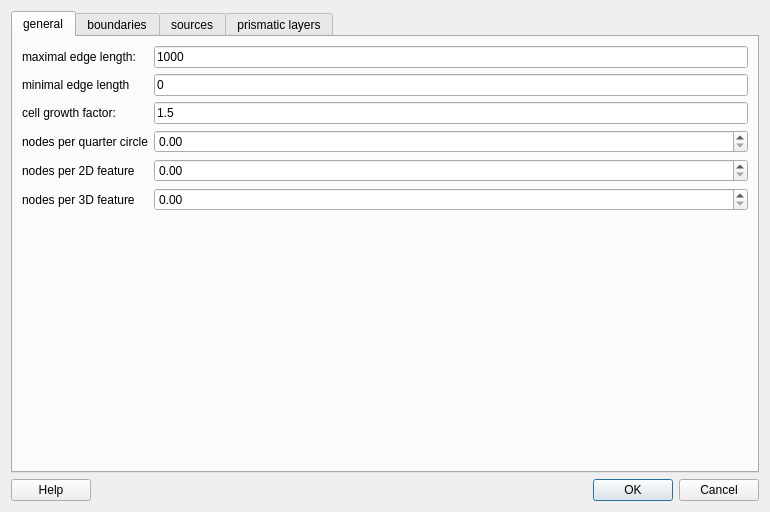
Before: the Qt Designer form src/libengrid/guicreatesurfacemesh.ui in enGits/engrid, drawn with Qt 5.
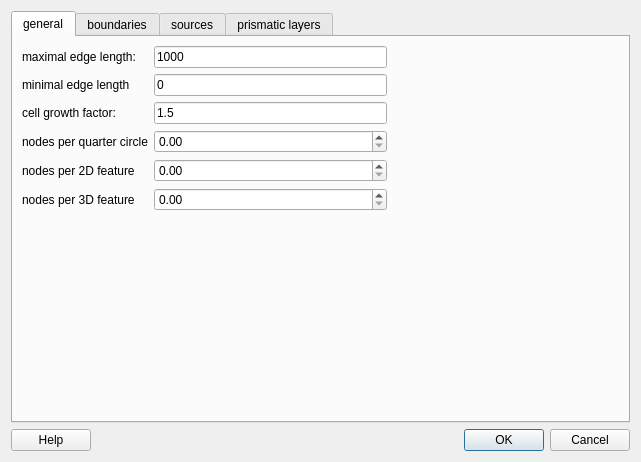
After: the same form once the commit is applied. Icons and pictures are not drawn.

```diff
--- a/src/libengrid/guicreatesurfacemesh.ui
+++ b/src/libengrid/guicreatesurfacemesh.ui
@@ -6,8 +6,8 @@
    <rect>
     <x>0</x>
     <y>0</y>
-    <width>770</width>
-    <height>512</height>
+    <width>641</width>
+    <height>462</height>
    </rect>
   </property>
   <property name="windowTitle">
@@ -27,13 +27,31 @@
       <attribute name="title">
        <string>general</string>
       </attribute>
-      <layout class="QVBoxLayout" name="verticalLayout_4">
-       <item>
-        <layout class="QFormLayout" name="formLayout">
-         <item row="0" column="0">
-          <widget class="QLabel" name="label">
+      <layout class="QGridLayout" name="gridLayout_4">
+       <item row="4" column="0">
+        <widget class="QLabel" name="label_9">
            <property name="text">
-            <string>maximal edge length:</string>
+          <string>nodes per 2D feature</string>
+         </property>
+        </widget>
+       </item>
+       <item row="4" column="1">
+        <widget class="QDoubleSpinBox" name="doubleSpinBox2DFeature">
+         <property name="enabled">
+          <bool>true</bool>
+         </property>
+         <property name="singleStep">
+          <double>0.500000000000000</double>
+         </property>
+         <property name="value">
+          <double>0.000000000000000</double>
+         </property>
+        </widget>
+       </item>
+       <item row="5" column="0">
+        <widget class="QLabel" name="label_10">
+         <property name="text">
+          <string>nodes per 3D feature</string>
            </property>
           </widget>
          </item>
@@ -44,6 +62,26 @@
            </property>
           </widget>
          </item>
+       <item row="0" column="0">
+        <widget class="QLabel" name="label">
+         <property name="text">
+          <string>maximal edge length:</string>
+         </property>
+        </widget>
+       </item>
+       <item row="5" column="1">
+        <widget class="QDoubleSpinBox" name="doubleSpinBox3DFeature">
+         <property name="enabled">
+          <bool>true</bool>
+         </property>
+         <property name="singleStep">
+          <double>0.500000000000000</double>
+         </property>
+         <property name="value">
+          <double>0.000000000000000</double>
+         </property>
+        </widget>
+       </item>
          <item row="1" column="0">
           <widget class="QLabel" name="label_4">
            <property name="text">
@@ -51,6 +89,26 @@
            </property>
           </widget>
          </item>
+       <item row="3" column="0">
+        <widget class="QLabel" name="label_2">
+         <property name="text">
+          <string>nodes per quarter circle</string>
+         </property>
+        </widget>
+       </item>
+       <item row="3" column="1">
+        <widget class="QDoubleSpinBox" name="doubleSpinBoxCurvature">
+         <property name="enabled">
+          <bool>true</bool>
+         </property>
+         <property name="singleStep">
+          <double>0.500000000000000</double>
+         </property>
+         <property name="value">
+          <double>0.000000000000000</double>
+         </property>
+        </widget>
+       </item>
          <item row="1" column="1">
           <widget class="QLineEdit" name="lineEditMinimalEdgeLength">
            <property name="text">
@@ -58,13 +116,6 @@
            </property>
           </widget>
          </item>
-         <item row="2" column="0">
-          <widget class="QLabel" name="label_3">
-           <property name="text">
-            <string>cell growth factor:</string>
-           </property>
-          </widget>
-         </item>
          <item row="2" column="1">
           <widget class="QLineEdit" name="lineEditGrowthFactor">
            <property name="text">
@@ -72,67 +123,38 @@
            </property>
           </widget>
          </item>
-         <item row="3" column="0">
-          <widget class="QLabel" name="label_2">
+       <item row="2" column="0">
+        <widget class="QLabel" name="label_3">
            <property name="text">
-            <string>nodes per quarter circle</string>
+          <string>cell growth factor:</string>
            </property>
           </widget>
          </item>
-         <item row="3" column="1">
-          <widget class="QDoubleSpinBox" name="doubleSpinBoxCurvature">
-           <property name="enabled">
-            <bool>true</bool>
-           </property>
-           <property name="singleStep">
-            <double>0.500000000000000</double>
-           </property>
-           <property name="value">
-            <double>0.000000000000000</double>
-           </property>
-          </widget>
-         </item>
-         <item row="4" column="0">
-          <widget class="QLabel" name="label_9">
-           <property name="text">
-            <string>nodes per 2D feature</string>
-           </property>
-          </widget>
-         </item>
-         <item row="5" column="0">
-          <widget class="QLabel" name="label_10">
-           <property name="text">
-            <string>nodes per 3D feature</string>
-           </property>
-          </widget>
-         </item>
-         <item row="4" column="1">
-          <widget class="QDoubleSpinBox" name="doubleSpinBox2DFeature">
-           <property name="enabled">
-            <bool>true</bool>
-           </property>
-           <property name="singleStep">
-            <double>0.500000000000000</double>
-           </property>
-           <property name="value">
-            <double>0.000000000000000</double>
-           </property>
-          </widget>
-         </item>
-         <item row="5" column="1">
-          <widget class="QDoubleSpinBox" name="doubleSpinBox3DFeature">
-           <property name="enabled">
-            <bool>true</bool>
-           </property>
-           <property name="singleStep">
-            <double>0.500000000000000</double>
-           </property>
-           <property name="value">
-            <double>0.000000000000000</double>
-           </property>
-          </widget>
-         </item>
-        </layout>
+       <item row="6" column="0">
+        <spacer name="verticalSpacer_2">
+         <property name="orientation">
+          <enum>Qt::Vertical</enum>
+         </property>
+         <property name="sizeHint" stdset="0">
+          <size>
+           <width>20</width>
+           <height>40</height>
+          </size>
+         </property>
+        </spacer>
+       </item>
+       <item row="0" column="2">
+        <spacer name="horizontalSpacer_3">
+         <property name="orientation">
+          <enum>Qt::Horizontal</enum>
+         </property>
+         <property name="sizeHint" stdset="0">
+          <size>
+           <width>40</width>
+           <height>20</height>
+          </size>
+         </property>
+        </spacer>
        </item>
       </layout>
      </widget>
```
Lines whose indentation alone changed are shown as unchanged.
